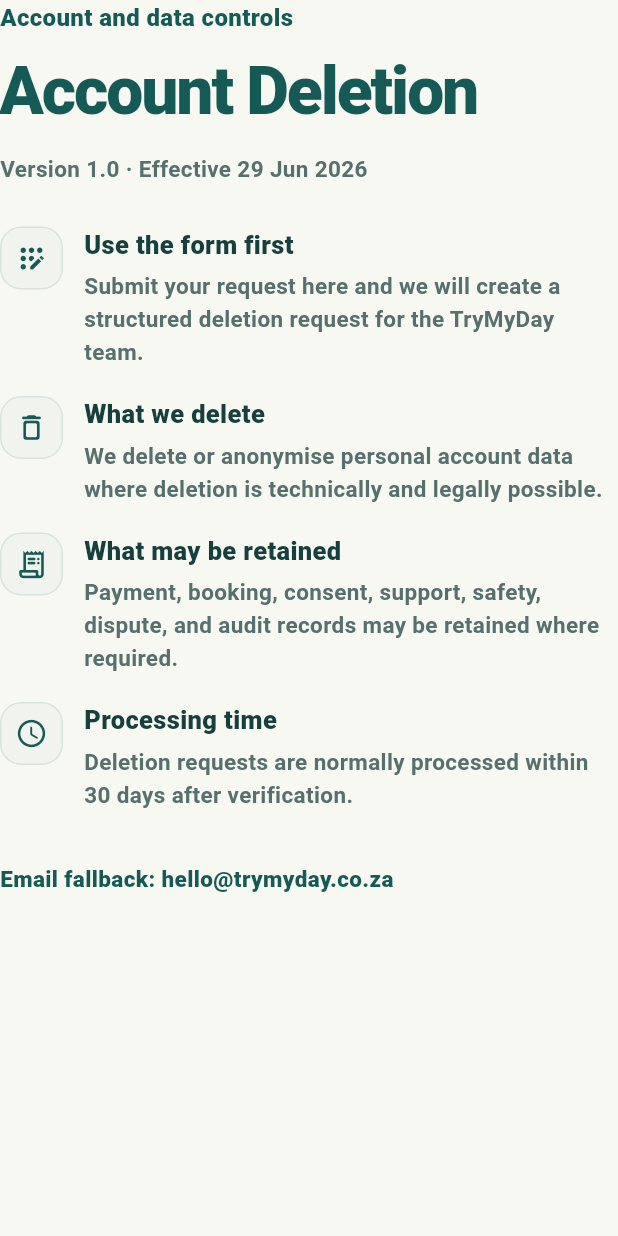
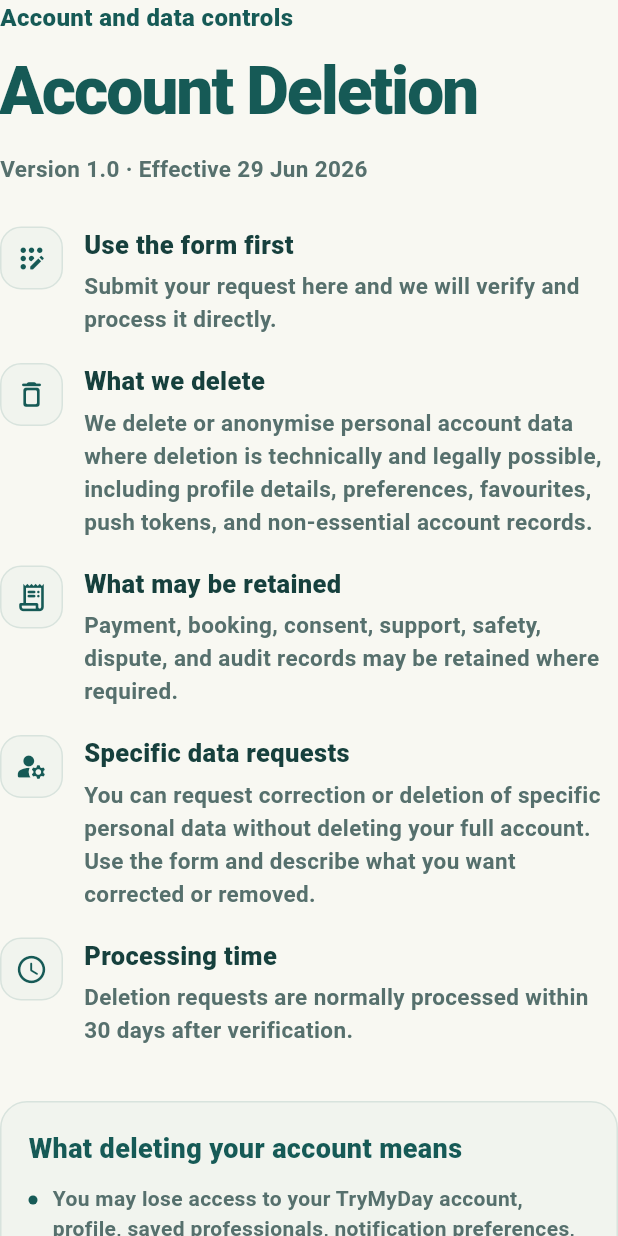
Before and after one commit to Ayanda-Core-Solutions/trymyday_web, a Flutter app: the _AccountDeletionDetails widget shown alone on an empty page, opened directly, on a phone screen of 412 x 824 dp. Run offline on Flutter 3.47's test engine with Material 3 defaults, Android fonts, the phone set to English and light mode, and no system bars; our stand-ins replace cloud_firestore, cloud_functions, firebase_core, firebase_remote_config, flutter_svg, font_awesome_flutter and 1 more; missing offline and left inert: dart:js_interop; accounts and stored records are empty; Roboto replaces fonts that are missing (Trebuchet MS).

Commit message:
Improve account deletion page guidance

```diff
--- a/lib/views/legal/legal_pages.dart
+++ b/lib/views/legal/legal_pages.dart
@@ -421,13 +421,13 @@
           icon: Icons.app_registration_rounded,
           title: 'Use the form first',
           body:
-              'Submit your request here and we will create a structured deletion request for the TryMyDay team.',
+              'Submit your request here and we will verify and process it directly.',
         ),
         const _DeletionPoint(
           icon: Icons.delete_outline_rounded,
           title: 'What we delete',
           body:
-              'We delete or anonymise personal account data where deletion is technically and legally possible.',
+              'We delete or anonymise personal account data where deletion is technically and legally possible, including profile details, preferences, favourites, push tokens, and non-essential account records.',
         ),
         const _DeletionPoint(
           icon: Icons.receipt_long_rounded,
@@ -436,11 +436,19 @@
               'Payment, booking, consent, support, safety, dispute, and audit records may be retained where required.',
         ),
         const _DeletionPoint(
+          icon: Icons.manage_accounts_rounded,
+          title: 'Specific data requests',
+          body:
+              'You can request correction or deletion of specific personal data without deleting your full account. Use the form and describe what you want corrected or removed.',
+        ),
+        const _DeletionPoint(
           icon: Icons.schedule_rounded,
           title: 'Processing time',
           body:
               'Deletion requests are normally processed within 30 days after verification.',
         ),
+        const SizedBox(height: 18),
+        const _DeletionInfoPanel(),
         const SizedBox(height: 16),
         const Text(
           'Email fallback: hello@trymyday.co.za',
@@ -451,6 +459,92 @@
           ),
         ),
       ],
+    );
+  }
+}
+
+class _DeletionInfoPanel extends StatelessWidget {
+  const _DeletionInfoPanel();
+
+  @override
+  Widget build(BuildContext context) {
+    return Container(
+      width: double.infinity,
+      padding: const EdgeInsets.all(18),
+      decoration: BoxDecoration(
+        color: AppColors.surfaceMuted,
+        borderRadius: BorderRadius.circular(18),
+        border: Border.all(color: AppColors.border),
+      ),
+      child: const Column(
+        crossAxisAlignment: CrossAxisAlignment.start,
+        children: [
+          Text(
+            'What deleting your account means',
+            style: TextStyle(
+              color: AppColors.primary,
+              fontSize: 18,
+              fontWeight: FontWeight.w900,
+            ),
+          ),
+          SizedBox(height: 10),
+          _DeletionBullet(
+            text:
+                'You may lose access to your TryMyDay account, profile, saved professionals, notification preferences, and app settings.',
+          ),
+          _DeletionBullet(
+            text:
+                'Upcoming or completed bookings, payments, refunds, support cases, safety reports, and consent records may be retained where required for legal, payment, security, dispute-resolution, or audit purposes.',
+          ),
+          _DeletionBullet(
+            text:
+                'If you only want one item corrected or removed, say that clearly in the form instead of requesting full account deletion.',
+          ),
+          _DeletionBullet(
+            text:
+                'We may contact you to verify ownership before processing the request.',
+          ),
+        ],
+      ),
+    );
+  }
+}
+
+class _DeletionBullet extends StatelessWidget {
+  const _DeletionBullet({required this.text});
+
+  final String text;
+
+  @override
+  Widget build(BuildContext context) {
+    return Padding(
+      padding: const EdgeInsets.only(bottom: 8),
+      child: Row(
+        crossAxisAlignment: CrossAxisAlignment.start,
+        children: [
+          Container(
+            width: 6,
+            height: 6,
+            margin: const EdgeInsets.only(top: 8),
+            decoration: const BoxDecoration(
+              color: AppColors.primary,
+              shape: BoxShape.circle,
+            ),
+          ),
+          const SizedBox(width: 10),
+          Expanded(
+            child: Text(
+              text,
+              style: const TextStyle(
+                color: AppColors.textMuted,
+                fontSize: 14,
+                height: 1.45,
+                fontWeight: FontWeight.w600,
+              ),
+            ),
+          ),
+        ],
+      ),
     );
   }
 }
```
